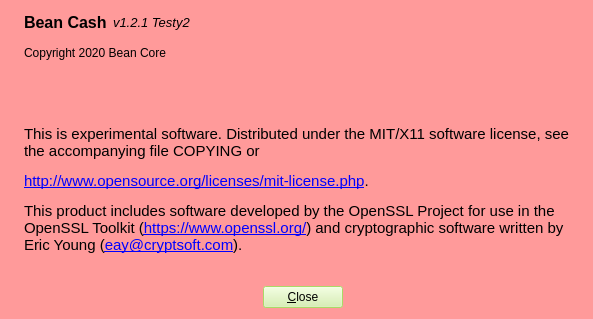
teambean/TestNet21, file src/qt/forms/aboutdialog.ui: the form before one commit.
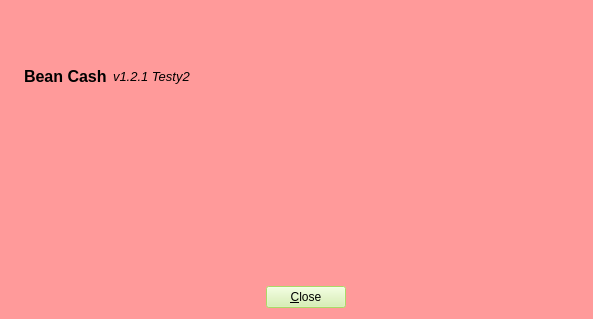
The form after the commit. Icons and pictures are not drawn.

Commit message: Add 'about' information to -version output and move message information into LicenseInfo function

What changed in the file:
```diff
--- a/src/qt/forms/aboutdialog.ui
+++ b/src/qt/forms/aboutdialog.ui
@@ -206,7 +206,7 @@
      </property>
     </spacer>
    </item>
-   <item row="5" column="3">
+   <item row="2" column="3">
     <widget class="QPushButton" name="closeButton">
      <property name="sizePolicy">
       <sizepolicy hsizetype="Fixed" vsizetype="Fixed">
@@ -235,7 +235,7 @@
      </property>
     </widget>
    </item>
-   <item row="0" column="0" rowspan="6">
+   <item row="0" column="0" rowspan="3">
     <widget class="QLabel" name="label_4">
      <property name="sizePolicy">
       <sizepolicy hsizetype="Preferred" vsizetype="Ignored">
@@ -248,7 +248,7 @@
      </property>
     </widget>
    </item>
-   <item row="5" column="4">
+   <item row="2" column="4">
     <spacer name="horizontalSpacer_3">
      <property name="orientation">
       <enum>Qt::Horizontal</enum>
@@ -261,7 +261,7 @@
      </property>
     </spacer>
    </item>
-   <item row="5" column="2">
+   <item row="2" column="2">
     <spacer name="horizontalSpacer_2">
      <property name="orientation">
       <enum>Qt::Horizontal</enum>
@@ -274,31 +274,6 @@
      </property>
     </spacer>
    </item>
-   <item row="3" column="2" rowspan="2" colspan="3">
-    <widget class="QLabel" name="label_2">
-     <property name="font">
-      <font>
-       <family>Liberation Sans</family>
-       <pointsize>10</pointsize>
-      </font>
-     </property>
-     <property name="cursor">
-      <cursorShape>IBeamCursor</cursorShape>
-     </property>
-     <property name="text">
-      <string>&lt;html&gt;&lt;head/&gt;&lt;body&gt;&lt;p&gt;&lt;span style=&quot; font-size:11pt;&quot;&gt;This is experimental software. Distributed under the MIT/X11 software license, see the accompanying file COPYING or &lt;/span&gt;&lt;/p&gt;&lt;p&gt;&lt;a href=&quot;http://www.opensource.org/licenses/mit-license.php&quot;&gt;&lt;span style=&quot; font-size:11pt; text-decoration: underline; color:#0000ff;&quot;&gt;http://www.opensource.org/licenses/mit-license.php&lt;/span&gt;&lt;/a&gt;&lt;span style=&quot; font-size:11pt;&quot;&gt;. &lt;/span&gt;&lt;/p&gt;&lt;p&gt;&lt;span style=&quot; font-size:11pt;&quot;&gt;This product includes software developed by the OpenSSL Project for use in the OpenSSL Toolkit (&lt;/span&gt;&lt;a href=&quot;https://www.openssl.org/&quot;&gt;&lt;span style=&quot; font-size:11pt; text-decoration: underline; color:#0000ff;&quot;&gt;https://www.openssl.org/&lt;/span&gt;&lt;/a&gt;&lt;span style=&quot; font-size:11pt;&quot;&gt;) and cryptographic software written by Eric Young (&lt;/span&gt;&lt;a href=&quot;mailto:eay@cryptsoft.com&quot;&gt;&lt;span style=&quot; font-size:11pt; text-decoration: underline; color:#0000ff;&quot;&gt;eay@cryptsoft.com&lt;/span&gt;&lt;/a&gt;&lt;span style=&quot; font-size:11pt;&quot;&gt;).&lt;/span&gt;&lt;/p&gt;&lt;/body&gt;&lt;/html&gt;</string>
-     </property>
-     <property name="textFormat">
-      <enum>Qt::RichText</enum>
-     </property>
-     <property name="wordWrap">
-      <bool>true</bool>
-     </property>
-     <property name="textInteractionFlags">
-      <set>Qt::LinksAccessibleByMouse|Qt::TextSelectableByKeyboard|Qt::TextSelectableByMouse</set>
-     </property>
-    </widget>
-   </item>
    <item row="0" column="2" colspan="2">
     <layout class="QHBoxLayout" name="horizontalLayout">
      <item>
@@ -357,13 +332,6 @@
      </item>
     </layout>
    </item>
-   <item row="1" column="2">
-    <widget class="QLabel" name="copyrightLabel">
-     <property name="text">
-      <string>Copyright 2020 Bean Core</string>
-     </property>
-    </widget>
-   </item>
   </layout>
   <widget class="QWidget" name="verticalLayoutWidget">
    <property name="geometry">
```
The commit also changes 3 other files.
